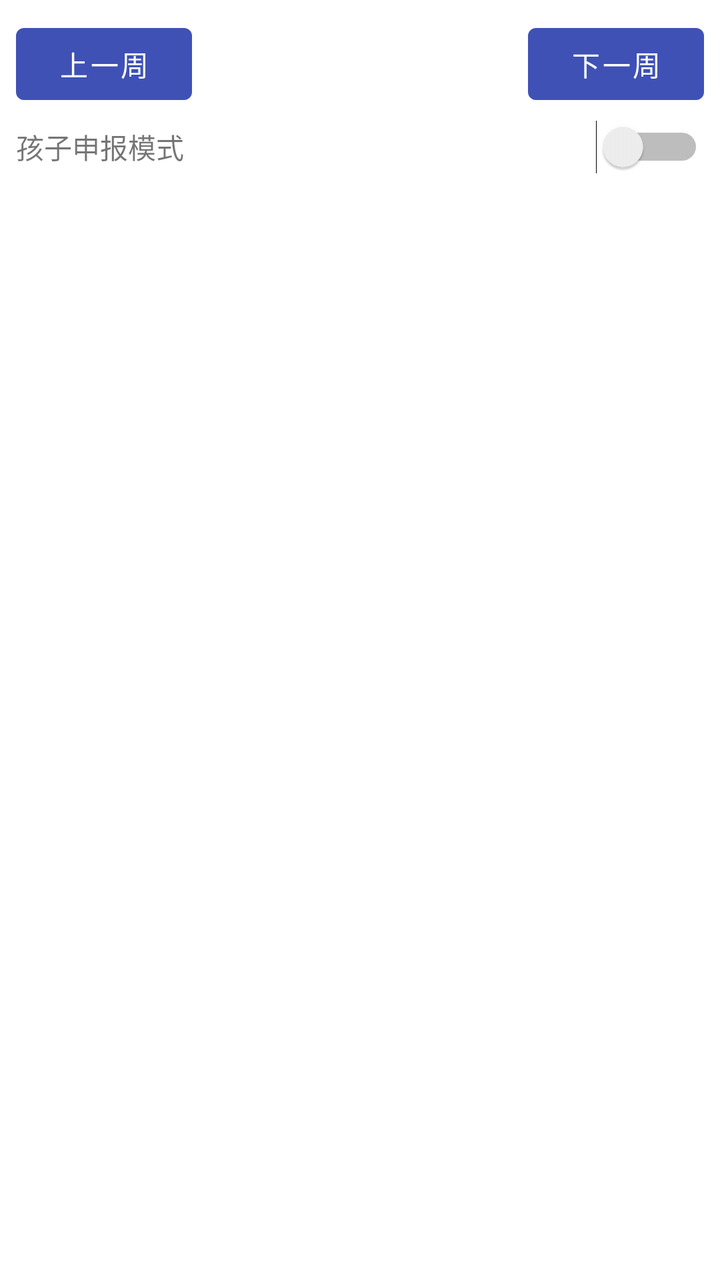
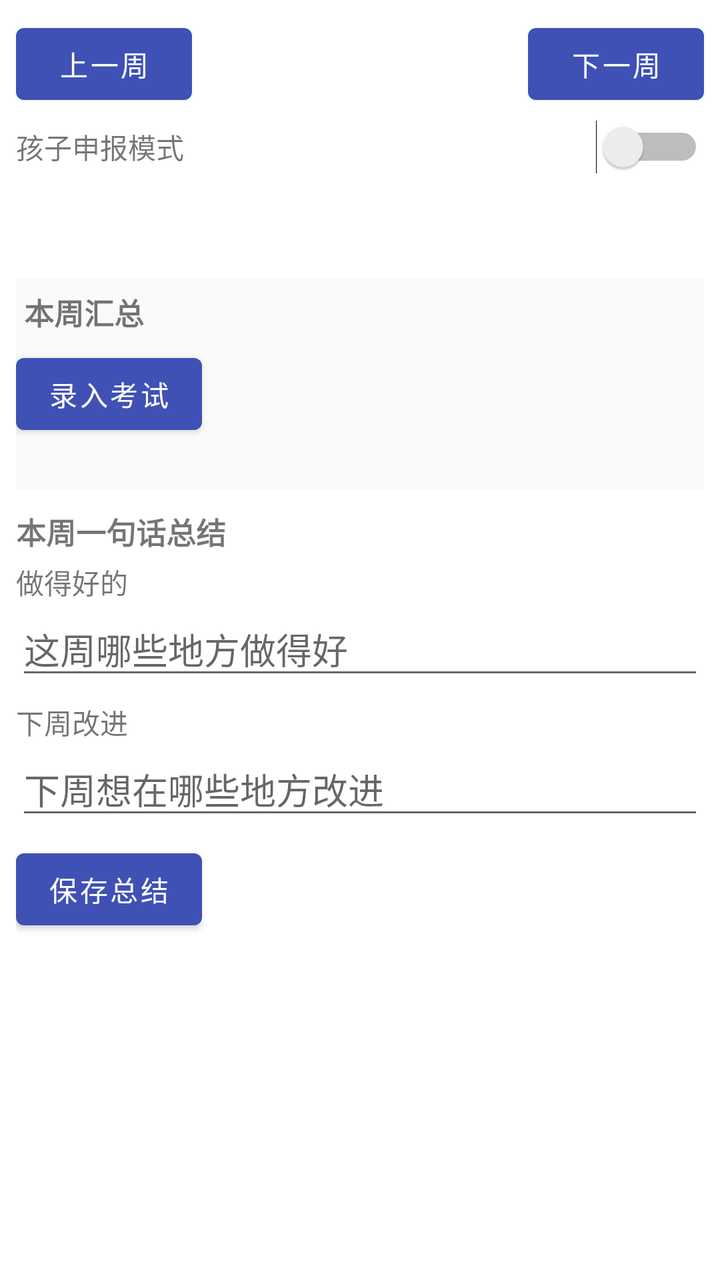

Compare the two renders of this Android layout. The source of the first and the diff that turns it into the second are given below.
<!-- AndroidManifest.xml: application theme Theme.ScreenTime -->
<!-- res/layout/fragment_week.xml -->
<?xml version="1.0" encoding="utf-8"?>
<LinearLayout xmlns:android="http://schemas.android.com/apk/res/android"
    android:layout_width="match_parent"
    android:layout_height="match_parent"
    android:orientation="vertical"
    android:padding="8dp">

    <LinearLayout
        android:layout_width="match_parent"
        android:layout_height="wrap_content"
        android:orientation="horizontal"
        android:gravity="center_vertical">

        <Button
            android:id="@+id/prevWeek"
            android:layout_width="wrap_content"
            android:layout_height="wrap_content"
            android:text="上一周" />

        <TextView
            android:id="@+id/weekTitle"
            android:layout_width="0dp"
            android:layout_height="wrap_content"
            android:layout_weight="1"
            android:gravity="center"
            android:textSize="16sp"
            android:textStyle="bold" />

        <Button
            android:id="@+id/nextWeek"
            android:layout_width="wrap_content"
            android:layout_height="wrap_content"
            android:text="下一周" />
    </LinearLayout>

    <LinearLayout
        android:layout_width="match_parent"
        android:layout_height="wrap_content"
        android:orientation="horizontal"
        android:gravity="center_vertical"
        android:layout_marginTop="4dp">

        <TextView
            android:layout_width="0dp"
            android:layout_height="wrap_content"
            android:layout_weight="1"
            android:text="孩子申报模式"
            android:textSize="14sp" />

        <Switch
            android:id="@+id/childModeSwitch"
            android:layout_width="wrap_content"
            android:layout_height="wrap_content" />
    </LinearLayout>

    
    <LinearLayout
        android:id="@+id/headerRow"
        android:layout_width="match_parent"
        android:layout_height="wrap_content"
        android:orientation="horizontal"
        android:minHeight="44dp"
        android:gravity="center_vertical"
        android:layout_marginTop="4dp" />

    <androidx.recyclerview.widget.RecyclerView
        android:id="@+id/weekRows"
        android:layout_width="match_parent"
        android:layout_height="0dp"
        android:layout_weight="1"
        android:layout_marginTop="4dp" />
</LinearLayout>
<!-- resources referenced by this layout -->
<resources>
  <style name="Theme.ScreenTime" parent="Theme.MaterialComponents.Light.NoActionBar">
          <item name="colorPrimary">#3F51B5</item>
          <item name="colorPrimaryDark">#303F9F</item>
          <item name="colorAccent">#FF4081</item>
      </style>
</resources>

<!-- the commit's change to res/layout/fragment_week.xml (unified diff, before → after) -->
@@ -1,72 +1,182 @@
 <?xml version="1.0" encoding="utf-8"?>
-<LinearLayout xmlns:android="http://schemas.android.com/apk/res/android"
+<ScrollView xmlns:android="http://schemas.android.com/apk/res/android"
     android:layout_width="match_parent"
     android:layout_height="match_parent"
-    android:orientation="vertical"
-    android:padding="8dp">
+    android:fillViewport="true">
 
     <LinearLayout
         android:layout_width="match_parent"
         android:layout_height="wrap_content"
-        android:orientation="horizontal"
-        android:gravity="center_vertical">
+        android:orientation="vertical"
+        android:padding="8dp">
 
+        <LinearLayout
+            android:layout_width="match_parent"
+            android:layout_height="wrap_content"
+            android:orientation="horizontal"
+            android:gravity="center_vertical">
+
+            <Button
+                android:id="@+id/prevWeek"
+                android:layout_width="wrap_content"
+                android:layout_height="wrap_content"
+                android:text="上一周" />
+
+            <TextView
+                android:id="@+id/weekTitle"
+                android:layout_width="0dp"
+                android:layout_height="wrap_content"
+                android:layout_weight="1"
+                android:gravity="center"
+                android:textSize="16sp"
+                android:textStyle="bold" />
+
+            <Button
+                android:id="@+id/nextWeek"
+                android:layout_width="wrap_content"
+                android:layout_height="wrap_content"
+                android:text="下一周" />
+        </LinearLayout>
+
+        <LinearLayout
+            android:layout_width="match_parent"
+            android:layout_height="wrap_content"
+            android:orientation="horizontal"
+            android:gravity="center_vertical"
+            android:layout_marginTop="4dp">
+
+            <TextView
+                android:layout_width="0dp"
+                android:layout_height="wrap_content"
+                android:layout_weight="1"
+                android:text="孩子申报模式"
+                android:textSize="14sp" />
+
+            <Switch
+                android:id="@+id/childModeSwitch"
+                android:layout_width="wrap_content"
+                android:layout_height="wrap_content" />
+        </LinearLayout>
+
+        
+        <LinearLayout
+            android:id="@+id/headerRow"
+            android:layout_width="match_parent"
+            android:layout_height="wrap_content"
+            android:orientation="horizontal"
+            android:minHeight="44dp"
+            android:gravity="center_vertical"
+            android:layout_marginTop="4dp" />
+
+        
+        <androidx.recyclerview.widget.RecyclerView
+            android:id="@+id/weekRows"
+            android:layout_width="match_parent"
+            android:layout_height="wrap_content"
+            android:layout_marginTop="4dp" />
+
+        
+        <include
+            android:id="@+id/summaryCard"
+            layout="@layout/card_week_summary"
+            android:layout_width="match_parent"
+            android:layout_height="wrap_content" />
+
+        <TextView
+            android:layout_width="match_parent"
+            android:layout_height="wrap_content"
+            android:layout_marginTop="10dp"
+            android:text="本周一句话总结"
+            android:textSize="15sp"
+            android:textStyle="bold" />
+
+        <TextView
+            android:layout_width="match_parent"
+            android:layout_height="wrap_content"
+            android:layout_marginTop="4dp"
+            android:text="做得好的"
+            android:textSize="14sp" />
+
+        <EditText
+            android:id="@+id/noteGood"
+            android:layout_width="match_parent"
+            android:layout_height="wrap_content"
+            android:inputType="text"
+            android:hint="这周哪些地方做得好" />
+
+        <TextView
+            android:layout_width="match_parent"
+            android:layout_height="wrap_content"
+            android:layout_marginTop="6dp"
+            android:text="下周改进"
+            android:textSize="14sp" />
+
+        <EditText
+            android:id="@+id/noteImprove"
+            android:layout_width="match_parent"
+            android:layout_height="wrap_content"
+            android:inputType="text"
+            android:hint="下周想在哪些地方改进" />
+
+        
         <Button
-            android:id="@+id/prevWeek"
+            android:id="@+id/saveNotes"
             android:layout_width="wrap_content"
             android:layout_height="wrap_content"
-            android:text="上一周" />
+            android:layout_marginTop="6dp"
+            android:text="保存总结" />
+    </LinearLayout>
+</ScrollView>
+<!-- res/layout/card_week_summary.xml (included above) -->
+<?xml version="1.0" encoding="utf-8"?>
+<LinearLayout xmlns:android="http://schemas.android.com/apk/res/android"
+    android:layout_width="match_parent"
+    android:layout_height="wrap_content"
+    android:orientation="vertical"
+    android:layout_marginTop="8dp"
+    android:paddingTop="6dp"
+    android:paddingBottom="6dp"
+    android:background="#FAFAFA">
 
-        <TextView
-            android:id="@+id/weekTitle"
-            android:layout_width="0dp"
-            android:layout_height="wrap_content"
-            android:layout_weight="1"
-            android:gravity="center"
-            android:textSize="16sp"
-            android:textStyle="bold" />
-
-        <Button
-            android:id="@+id/nextWeek"
-            android:layout_width="wrap_content"
-            android:layout_height="wrap_content"
-            android:text="下一周" />
-    </LinearLayout>
-
-    <LinearLayout
+    <TextView
         android:layout_width="match_parent"
         android:layout_height="wrap_content"
-        android:orientation="horizontal"
-        android:gravity="center_vertical"
-        android:layout_marginTop="4dp">
-
-        <TextView
-            android:layout_width="0dp"
-            android:layout_height="wrap_content"
-            android:layout_weight="1"
-            android:text="孩子申报模式"
-            android:textSize="14sp" />
-
-        <Switch
-            android:id="@+id/childModeSwitch"
-            android:layout_width="wrap_content"
-            android:layout_height="wrap_content" />
-    </LinearLayout>
+        android:paddingStart="4dp"
+        android:paddingBottom="2dp"
+        android:text="本周汇总"
+        android:textSize="15sp"
+        android:textStyle="bold" />
 
     
     <LinearLayout
-        android:id="@+id/headerRow"
+        android:id="@+id/summaryLines"
         android:layout_width="match_parent"
         android:layout_height="wrap_content"
-        android:orientation="horizontal"
-        android:minHeight="44dp"
-        android:gravity="center_vertical"
-        android:layout_marginTop="4dp" />
+        android:orientation="vertical" />
 
-    <androidx.recyclerview.widget.RecyclerView
-        android:id="@+id/weekRows"
+    
+    <TextView
+        android:id="@+id/overflowHint"
         android:layout_width="match_parent"
-        android:layout_height="0dp"
-        android:layout_weight="1"
-        android:layout_marginTop="4dp" />
+        android:layout_height="wrap_content"
+        android:paddingStart="4dp"
+        android:paddingTop="4dp"
+        android:textSize="13sp"
+        android:textColor="#F57F17"
+        android:visibility="gone" />
+
+    <Button
+        android:id="@+id/examButton"
+        android:layout_width="wrap_content"
+        android:layout_height="wrap_content"
+        android:layout_marginTop="4dp"
+        android:text="录入考试" />
+
+    <TextView
+        android:id="@+id/examSummary"
+        android:layout_width="match_parent"
+        android:layout_height="wrap_content"
+        android:paddingStart="4dp"
+        android:textSize="13sp"
+        android:textColor="#616161" />
 </LinearLayout>
